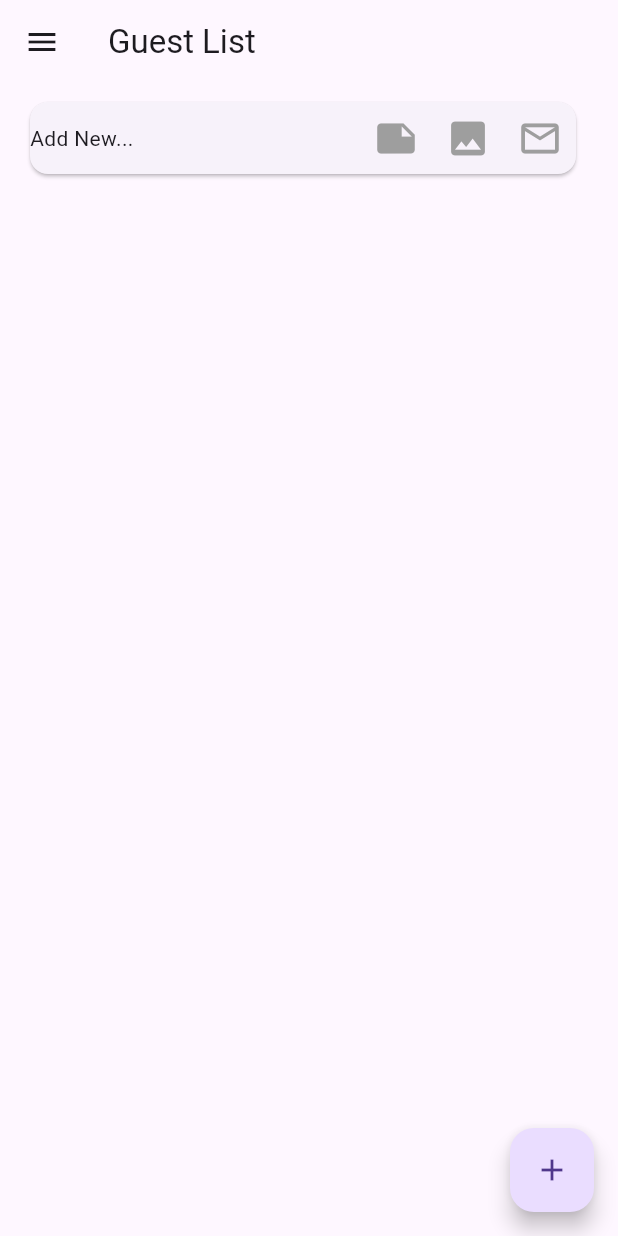
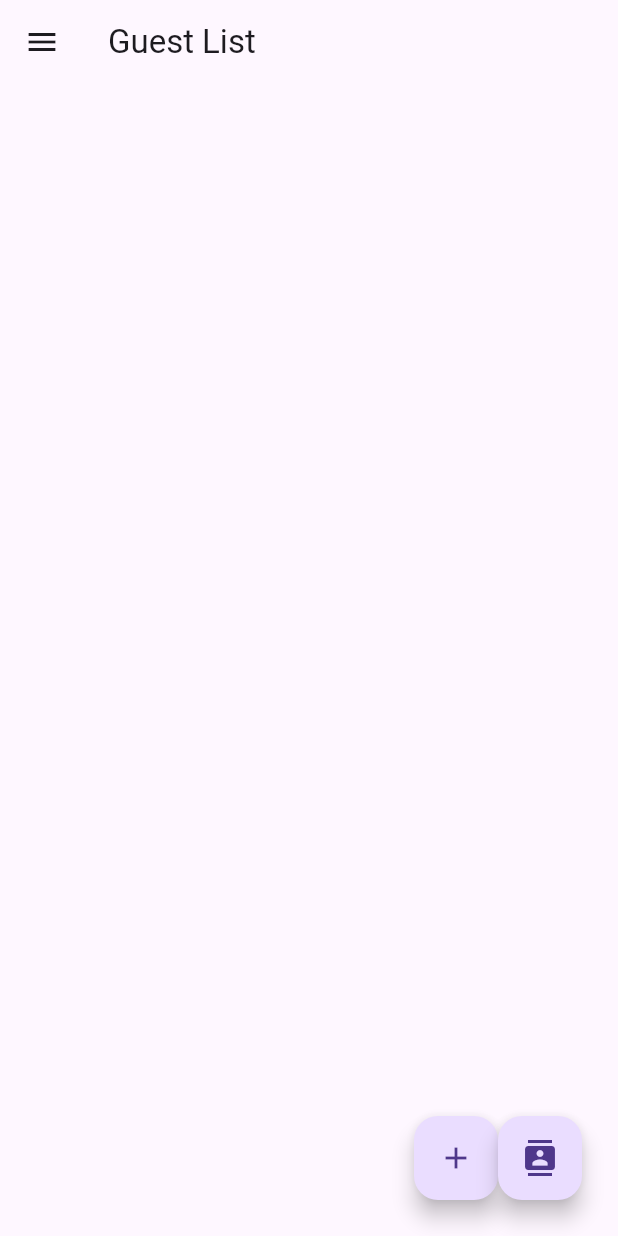
Before and after one commit to mg90703/thankyou_1, a Flutter app: the screen it shows after launch, on a phone screen of 412 x 824 dp. Run offline on Flutter 3.47's test engine with Material 3 defaults, Android fonts, the phone set to English and light mode, and no system bars; our stand-ins replace flutter_contacts, image_cropper, image_picker; missing offline and left inert: flutter_email_sender, flutter_settings_ui, mailer, sms_mms.

Commit message:
Separate Guest-add and Pick-from-contacts buttons.

```diff
--- a/lib/item.dart
+++ b/lib/item.dart
@@ -99,7 +99,7 @@ class Item {
 }
 
 final List<Item> items = <Item>[
-  Item(
+/*  Item(
     name: 'Add New...',
     nickName:'',
     gift:'',
@@ -109,4 +109,5 @@ final List<Item> items = <Item>[
     notes: '',
     completed: false,
   ),
+  */
 ];
--- a/lib/item_listing.dart
+++ b/lib/item_listing.dart
@@ -212,7 +212,53 @@ class ItemListingState extends State<ItemListing> {
           );
         }).toList(),
       ),
-      floatingActionButton: FloatingActionButton(
+      floatingActionButton: Padding(
+        padding: const EdgeInsets.all(8.0),
+        child: Row(
+          mainAxisAlignment: MainAxisAlignment.end,
+          children: <Widget>[
+            Visibility(
+            child:FloatingActionButton(
+              onPressed: () {
+                Item item=Item(name: "", nickName:'',gift:'',email: '', phone: '', picture: '', notes: '', completed: false);
+                Item.add(item);
+                itemSelectedCallback(item);
+              },
+              child: Icon(Icons.add),
+            ),
+            ),
+            Visibility(
+            child:FloatingActionButton(
+              onPressed: () {
+                getContacts().then((value) => showDialog(
+                    context: context,
+                    barrierDismissible: false,
+                    builder: (context) {
+                      return AlertDialog(
+                        scrollable: true,
+                        title: Text('Count=${contacts.length}'),
+                        content: setupAlertDialogContainer(context),
+                        actions: <Widget>[
+                          TextButton(
+                            child: const Text('ok'),
+                            onPressed: () {
+                              Navigator.of(context).pop();
+                              setState(() {});
+                            },
+                          ),
+                        ],
+                      );
+                    }
+                  ));
+              },
+              tooltip: 'Add a Guest',
+              child: const Icon(Icons.contacts),
+              )
+              )
+            ]
+        ))
+
+/*      floatingActionButton: FloatingActionButton(
         onPressed: () {
           getContacts().then((value) => showDialog(
               context: context,
@@ -235,8 +281,8 @@ class ItemListingState extends State<ItemListing> {
               }));
         },
         tooltip: 'Add a Guest',
-        child: const Icon(Icons.add),
+        child: const Icon(Icons.contacts),
       ),
-    );
+*/    );
   }
 }
```
